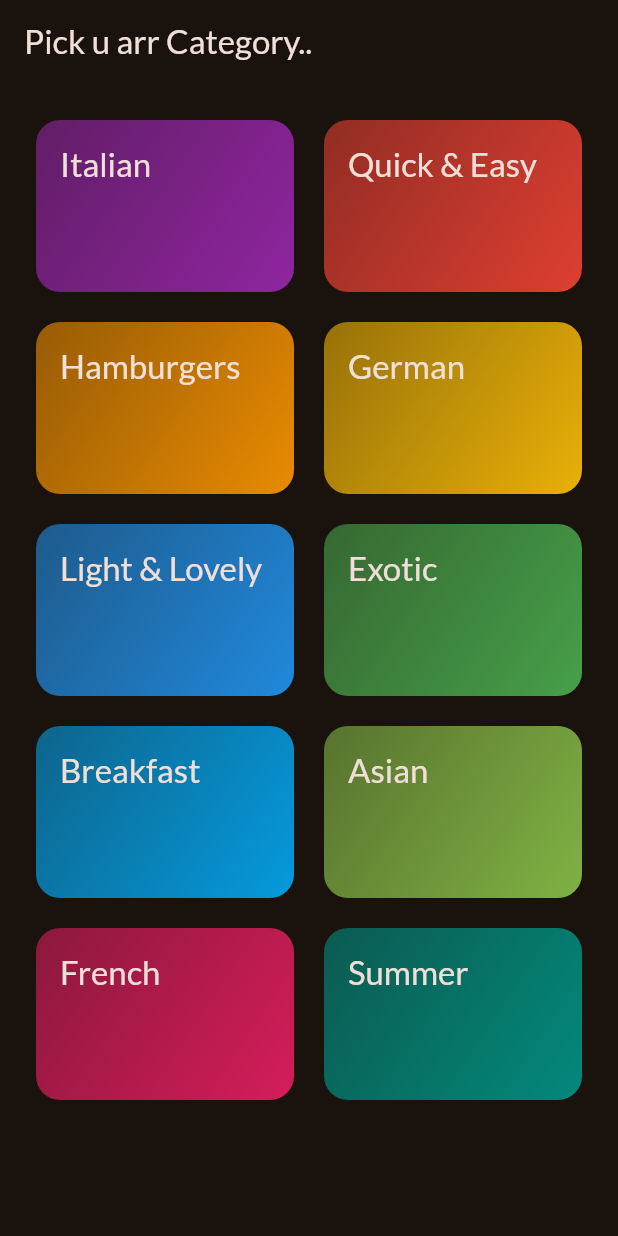
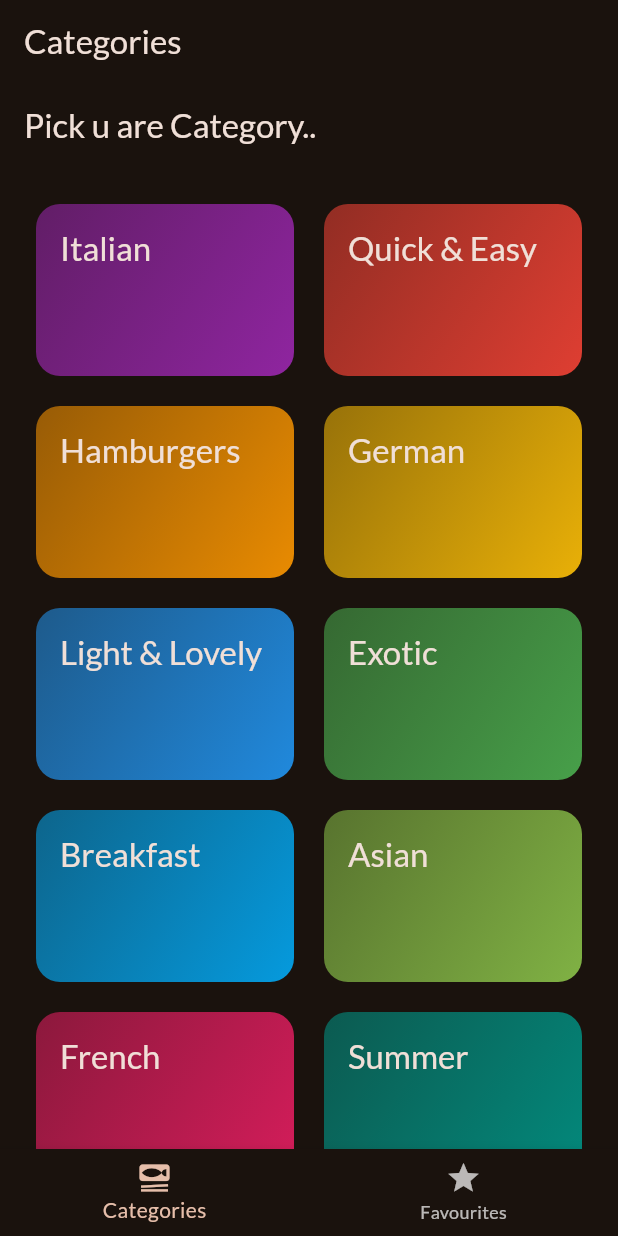
Before and after one commit to Sankiiii/Meal-App, a Flutter app: the screen it shows after launch, on a phone screen of 412 x 824 dp. Run offline on Flutter 3.47's test engine with Material 3 defaults, Android fonts, the phone set to English and light mode, and no system bars; our stand-ins replace google_fonts, transparent_image.

Commit message:
Fav Section Added in the app

```diff
--- a/lib/main.dart
+++ b/lib/main.dart
@@ -1,9 +1,6 @@
 import 'package:flutter/material.dart';
-
 import 'package:google_fonts/google_fonts.dart';
-import 'package:meal_app/data/dummy_data.dart';
-import 'package:meal_app/screens/categories.dart';
-import 'package:meal_app/screens/meals.dart';
+import 'package:meal_app/screens/tabs.dart';
 
 final theme = ThemeData(
   useMaterial3: true,
@@ -25,7 +22,7 @@ class App extends StatelessWidget {
   Widget build(BuildContext context) {
     return MaterialApp(
       theme: theme,
-      home: CategoriesScreeen()
+      home: Tabscreen()
     );
   }
 }
--- a/lib/screens/categories.dart
+++ b/lib/screens/categories.dart
@@ -1,23 +1,29 @@
 import 'package:flutter/material.dart';
 import 'package:meal_app/data/dummy_data.dart';
 import 'package:meal_app/models/category.dart';
+import 'package:meal_app/models/meal.dart';
 import 'package:meal_app/screens/meals.dart';
 import 'package:meal_app/widgets/category_grid_item.dart';
 
 class CategoriesScreeen extends StatelessWidget {
+
+  const CategoriesScreeen({super.key ,  required this.onToggleFavourite});
+
   void _selectCategory(BuildContext context , Category category) {
     final  filterdMeals = dummyMeals.where((meal) => meal.categories.contains(category.id)).toList();
     Navigator.of(context).push(
       MaterialPageRoute(
-        builder: (ctx) => MealsScreen(title: category.title, meals: filterdMeals),
+        builder: (ctx) => MealsScreen(title: category.title, meals: filterdMeals,onToggleFavourite: onToggleFavourite,),
       ),
     );
   }
+  final void Function(Meal meal) onToggleFavourite;
+
 
   @override
   Widget build(BuildContext context) {
     return Scaffold(
-      appBar: AppBar(title: const Text("Pick u arr Category..")),
+      appBar: AppBar(title: const Text("Pick u are Category..")),
       body: GridView(
         padding: const EdgeInsets.all(24),
         gridDelegate: SliverGridDelegateWithFixedCrossAxisCount(
--- /dev/null
+++ b/lib/screens/tabs.dart
@@ -0,0 +1,69 @@
+import 'package:flutter/material.dart';
+import 'package:meal_app/models/meal.dart';
+import 'package:meal_app/screens/categories.dart';
+import 'package:meal_app/screens/meals.dart';
+
+class Tabscreen extends StatefulWidget {
+  @override
+  State<StatefulWidget> createState() {
+    return _TabScreenState();
+  }
+}
+
+class _TabScreenState extends State<Tabscreen> {
+  int _selectPageIndex = 0;
+
+  final List<Meal> _favouriteMeals = [];
+
+  void toggleMoveFavouriteList(Meal meal) {
+    final isExiting = _favouriteMeals.contains(meal);
+
+    if (isExiting) {
+      setState(() {
+        _favouriteMeals.remove(meal);
+      });
+    } else {
+      setState(() {
+        _favouriteMeals.add(meal);
+      });
+    }
+  }
+
+  void _selectPage(index) {
+    setState(() {
+      _selectPageIndex = index;
+    });
+  }
+
+  @override
+  Widget build(BuildContext context) {
+    Widget activePage = CategoriesScreeen(
+      onToggleFavourite: toggleMoveFavouriteList,
+    );
+    var activePageTitle = "Categories";
+
+    if (_selectPageIndex == 1) {
+      activePage = MealsScreen(
+        meals: _favouriteMeals,
+        onToggleFavourite: toggleMoveFavouriteList,
+      );
+      activePageTitle = "Your Favourites";
+    }
+
+    return Scaffold(
+      appBar: AppBar(title: Text(activePageTitle)),
+      body: activePage,
+      bottomNavigationBar: BottomNavigationBar(
+        onTap: _selectPage,
+        currentIndex: _selectPageIndex,
+        items: const [
+          BottomNavigationBarItem(
+            icon: Icon(Icons.set_meal),
+            label: 'Categories',
+          ),
+          BottomNavigationBarItem(icon: Icon(Icons.star), label: 'Favourites'),
+        ],
+      ),
+    );
+  }
+}
```
Also changed, not shown: lib/screens/meal_details.dart (added, +70 -0 lines), lib/screens/meals.dart (+25 -4 lines), lib/widgets/meal_item.dart (+6 -2 lines).
